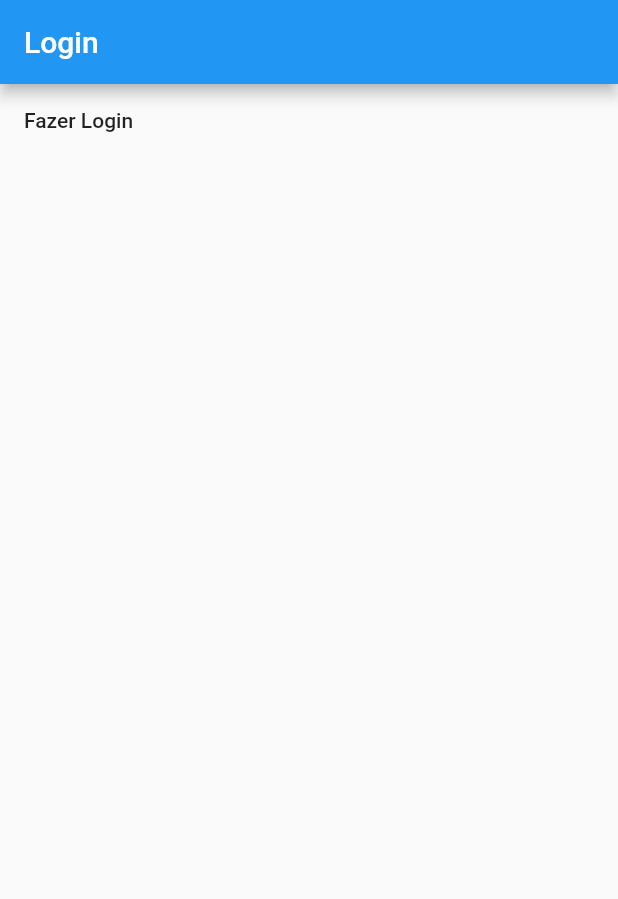
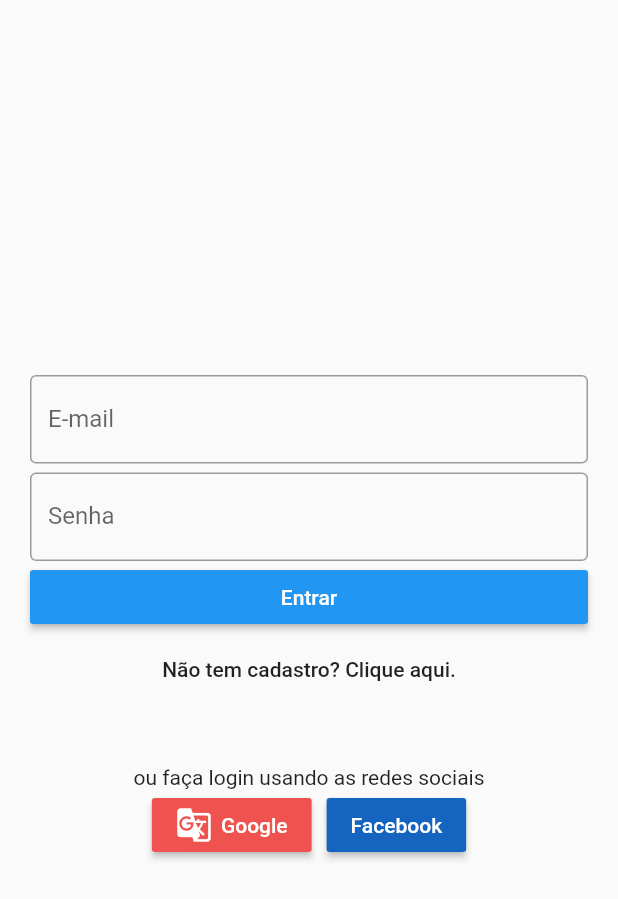
Before and after one commit to henriquedezani/ofertas_app-pdm, a Flutter app: the screen it shows after launch, on a phone screen of 412 x 824 dp. Shown: the top 899 px of the screen. Run offline on Flutter 3.47's test engine with Material 2 defaults, Android fonts, the phone set to English and light mode, and no system bars.

Commit message:
Aula do dia 29/09 - Tela de Login

```diff
--- a/lib/lista.page.dart
+++ b/lib/lista.page.dart
@@ -24,6 +24,7 @@ class ListaPage extends StatelessWidget {
       ),
       floatingActionButton: FloatingActionButton(
         child: Icon(Icons.add),
+        backgroundColor: Theme.of(context).primaryColor,
         tooltip: "Nova Oferta",
         onPressed: () {
           Navigator.of(context).pushNamed('/cadastro');
--- a/lib/login.page.dart
+++ b/lib/login.page.dart
@@ -3,18 +3,96 @@ import 'package:flutter/material.dart';
 class LoginPage extends StatelessWidget {
   @override
   Widget build(BuildContext context) {
+    var larguraTela = MediaQuery.of(context).size.width;
     return Scaffold(
-      appBar: AppBar(
-        title: Text("Login"),
-      ),
-      body: FlatButton(
-        child: Text("Fazer Login"),
-        onPressed: () {
-          Navigator.of(context).pushNamed('/lista');
-        },
+      body: Center(
+        child: SingleChildScrollView(
+          child: Container(
+            width: larguraTela > 500 ? 400 : larguraTela,
+            margin: EdgeInsets.all(20),
+            child: Form(
+              child: Column(
+                mainAxisSize: MainAxisSize.min,
+                children: [
+                  TextFormField(
+                    decoration: InputDecoration(
+                      border: OutlineInputBorder(),
+                      labelText: "E-mail",
+                    ),
+                  ),
+                  SizedBox(
+                    height: 6,
+                  ),
+                  TextFormField(
+                    decoration: InputDecoration(
+                      border: OutlineInputBorder(),
+                      labelText: "Senha",
+                    ),
+                  ),
+                  SizedBox(
+                    width: double.infinity,
+                    child: RaisedButton(
+                      color: Theme.of(context).primaryColor,
+                      onPressed: () {
+                        Navigator.of(context).pushNamed('/lista');
+                      },
+                      child: Text(
+                        "Entrar",
+                        style: TextStyle(color: Colors.white),
+                      ),
+                    ),
+                  ),
+                  FlatButton(
+                    child: Text("Não tem cadastro? Clique aqui."),
+                    onPressed: () {},
+                  ),
+                  SizedBox(
+                    height: 40,
+                  ),
+                  Text("ou faça login usando as redes sociais"),
+                  Row(
+                    mainAxisSize: MainAxisSize.min,
+                    children: [
+                      // GestureDetector(child: Container(), onTap: () { })
+                      RaisedButton(
+                        onPressed: () {},
+                        color: Colors.red[400],
+                        child: Row(
+                          children: [
+                            Icon(Icons.g_translate, color: Colors.white),
+                            SizedBox(
+                              width: 6,
+                            ),
+                            Text(
+                              "Google",
+                              style: TextStyle(
+                                color: Colors.white,
+                              ),
+                            )
+                          ],
+                        ),
+                      ),
+                      SizedBox(
+                        width: 10,
+                      ),
+                      RaisedButton(
+                        onPressed: () {},
+                        color: Colors.blue[800],
+                        child: Text(
+                          "Facebook",
+                          style: TextStyle(
+                            color: Colors.white,
+                          ),
+                        ),
+                      ),
+                    ],
+                  ),
+                ],
+              ),
+            ),
+          ),
+        ),
       ),
     );
   }
 }
-
-// RaisedButton, OutlineButton, FlatButton
--- a/lib/main.dart
+++ b/lib/main.dart
@@ -19,6 +19,13 @@ class MyApp extends StatelessWidget {
       },
       initialRoute: '/',
       debugShowCheckedModeBanner: false,
+      theme: ThemeData(
+          // primaryColor: Colors.yellow[800],
+          textTheme: TextTheme(
+        bodyText1: TextStyle(
+          fontWeight: FontWeight.bold,
+        ),
+      )),
     );
   }
 }
```
Also changed, not shown: lib/cadastro.page.dart (+31 -14 lines).
